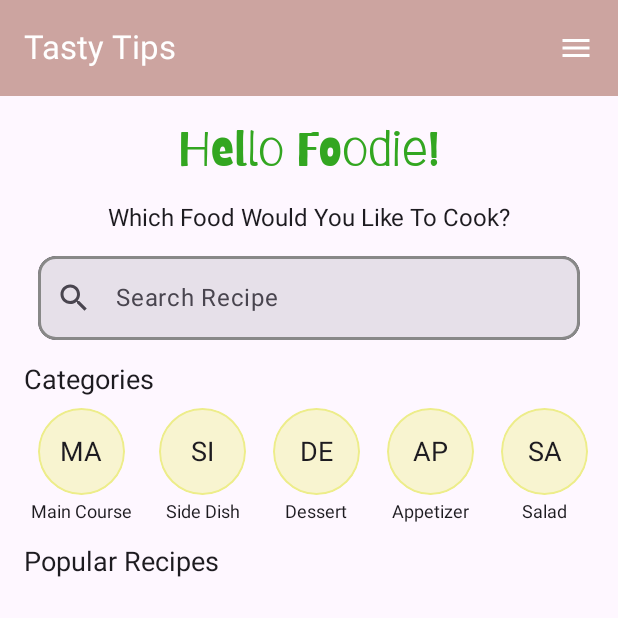
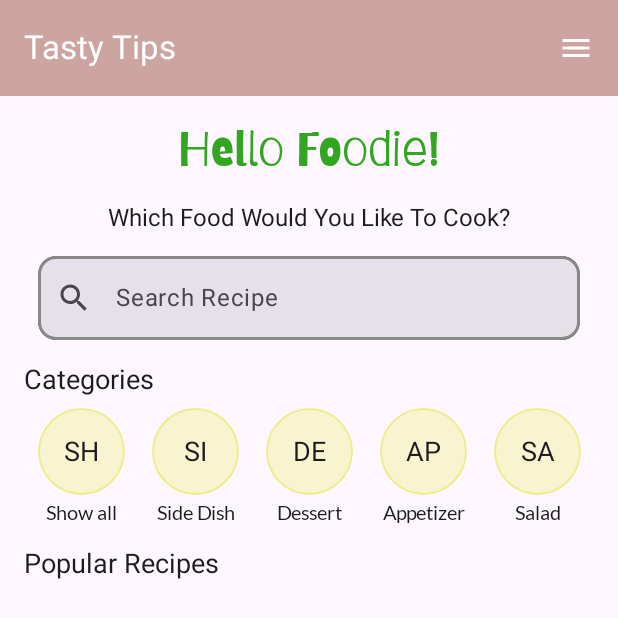
Before and after one commit to Nesqvik/RecipesApp, an Android app built with Jetpack Compose: the RecipeScreen screen opened through its navigation route, on a phone screen of 412 x 824 dp. Shown: the top 618 px of the screen. Run offline under Robolectric (Android 15) with nearby library versions, the phone set to English and light mode, and no system bars; our stand-ins replace Dagger/Hilt's generated code; network calls fail; 1 statement that could not run was skipped.

Commit message:
add filter by category

```diff
--- a/app/src/main/java/com/kakao/recipes/data/Recipe.kt
+++ b/app/src/main/java/com/kakao/recipes/data/Recipe.kt
@@ -29,6 +29,8 @@ data class Recipe(
     @SerializedName(RecipesKeys.GLUTEN_FREE)
     var glutenFree: Boolean = false,
 
+    @SerializedName(RecipesKeys.DISH_TYPE)
+    var dishTypes: List<String>,
 
     @SerializedName(RecipesKeys.EXTENDED_INGREDIENTS)
     var extendedIngredients: List<ExtendedIngredient>
--- a/app/src/main/java/com/kakao/recipes/repositories/RecipeRepository.kt
+++ b/app/src/main/java/com/kakao/recipes/repositories/RecipeRepository.kt
@@ -5,6 +5,7 @@ import android.net.ConnectivityManager
 import android.net.NetworkCapabilities
 import android.util.Log
 import com.kakao.recipes.ApiClient
+import com.kakao.recipes.RecipesKeys
 import com.kakao.recipes.apiInterfaces.RecipesInterface
 import com.kakao.recipes.interfaces.RecipeRepositoryInterface
 import com.kakao.recipes.data.Recipe
@@ -50,11 +51,11 @@ class RecipeRepository @Inject constructor(
 
     override fun getRecipeCategories(): List<RecipeCategory> {
         return listOf(
-            RecipeCategory(1, "Main Course"),
-            RecipeCategory(2, "Side Dish"),
-            RecipeCategory(3, "Dessert"),
-            RecipeCategory(4, "Appetizer"),
-            RecipeCategory(5, "Salad")
+            RecipeCategory(RecipesKeys.MAIN_COURSE, "Show all"),
+            RecipeCategory(RecipesKeys.SIDE_DISH, "Side Dish"),
+            RecipeCategory(RecipesKeys.DESSERT, "Dessert"),
+            RecipeCategory(RecipesKeys.APPETIZER, "Appetizer"),
+            RecipeCategory(RecipesKeys.SALAD, "Salad")
         )
     }
 
--- a/app/src/main/java/com/kakao/recipes/ui/items/CategoryItem.kt
+++ b/app/src/main/java/com/kakao/recipes/ui/items/CategoryItem.kt
@@ -1,7 +1,9 @@
 package com.kakao.recipes.ui.items
 
+import android.util.Log
 import androidx.compose.foundation.background
 import androidx.compose.foundation.border
+import androidx.compose.foundation.clickable
 import androidx.compose.foundation.layout.Box
 import androidx.compose.foundation.layout.Column
 import androidx.compose.foundation.layout.Spacer
@@ -13,37 +15,49 @@ import androidx.compose.runtime.Composable
 import androidx.compose.ui.Alignment
 import androidx.compose.ui.Modifier
 import androidx.compose.ui.draw.clip
-import androidx.compose.ui.draw.shadow
-import androidx.compose.ui.graphics.Color
 import androidx.compose.ui.res.colorResource
+import androidx.compose.ui.text.font.Font
+import androidx.compose.ui.text.font.FontFamily
 import androidx.compose.ui.unit.dp
 import androidx.compose.ui.unit.sp
 import com.kakao.recipes.R
 import com.kakao.recipes.data.RecipeCategory
+import com.kakao.recipes.viewModels.RecipeViewModel
 
 
 @Composable
-fun CategoryItem(category: RecipeCategory) {
+fun CategoryItem(category: RecipeCategory, viewModel: RecipeViewModel) {
     Column(
         horizontalAlignment = Alignment.CenterHorizontally,
+        modifier = Modifier.clickable {
+            viewModel.filterBySelectedCategory(category.name)
+            if (category.name == "Show all") {
+                viewModel.resetFilters()
+            }
+        }
     ) {
         Box(
             modifier = Modifier
                 .size(58.dp)
                 .clip(CircleShape)
-                .border(1.dp, color = colorResource(R.color.recipe_category_border_color), CircleShape)
+                .border(
+                    1.dp,
+                    color = colorResource(R.color.recipe_category_border_color),
+                    CircleShape
+                )
                 .background(colorResource(id = R.color.recipe_category_back_color)),
             contentAlignment = Alignment.Center
         ) {
             Text(
                 text = category.name.take(2).uppercase(),
-                fontSize = 18.sp
+                fontSize = 18.sp,
             )
         }
         Spacer(modifier = Modifier.height(4.dp))
         Text(
             text = category.name,
-            fontSize = 12.sp
+            fontSize = 13.sp,
+            fontFamily = FontFamily(Font(R.font.lato_regular))
         )
     }
 }
--- a/app/src/main/java/com/kakao/recipes/ui/screens/RecipeScreen.kt
+++ b/app/src/main/java/com/kakao/recipes/ui/screens/RecipeScreen.kt
@@ -231,7 +231,7 @@ fun RecipeCategoriesList(viewModel: RecipeViewModel, recipeCategories: List<Reci
 
     ) {
         items(categories) { category ->
-            CategoryItem(category)
+            CategoryItem(category, viewModel)
         }
     }
 }
@@ -247,14 +247,6 @@ fun RecipesList(
     val listState = rememberLazyListState()
     val isLoading by remember { derivedStateOf { viewModel.isLoading } }
 
-    /*  LaunchedEffect(listState) {
-          snapshotFlow { listState.layoutInfo.visibleItemsInfo.lastOrNull()?.index }
-              .collect { lastVisibleIndex ->
-                  if (lastVisibleIndex == recipesList.lastIndex) {
-                    //  viewModel.loadNextPage()
-                  }
-              }
-      }*/
     LaunchedEffect(listState) {
         snapshotFlow { listState.layoutInfo.visibleItemsInfo.lastOrNull()?.index }
             .distinctUntilChanged()
```
Also changed, not shown: app/src/main/java/com/kakao/recipes/Converters.kt (+13 -0 lines), app/src/main/java/com/kakao/recipes/RecipesKeys.kt (+8 -1 lines), app/src/main/java/com/kakao/recipes/viewModels/RecipeViewModel.kt (+18 -0 lines).
